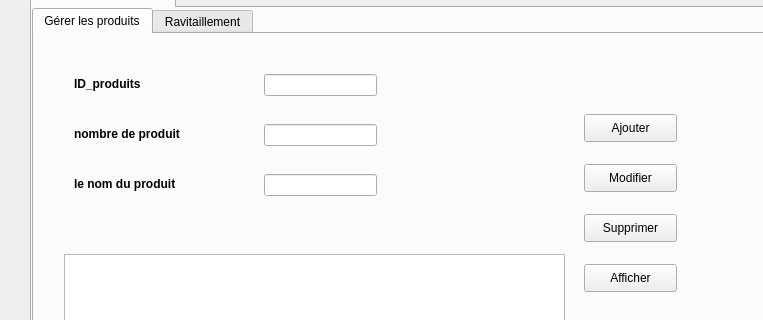
Before: the Qt Designer form mainwindow.ui in ademnsir/2A17-projet-c-, drawn with Qt 5; both pictures show x 0 to 763 and y 134 to 454 of the 1153 by 781 pixel window.
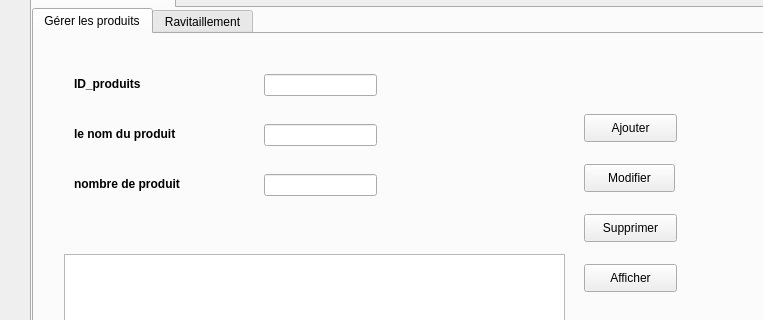
After: the same form once the commit is applied. The open tabs and pages were chosen to show the change.

The edit to the form file:
```diff
--- a/mainwindow.ui
+++ b/mainwindow.ui
@@ -53,7 +53,7 @@
         <property name="geometry">
          <rect>
           <x>40</x>
-          <y>140</y>
+          <y>90</y>
           <width>141</width>
           <height>21</height>
          </rect>
@@ -79,7 +79,7 @@
         <property name="geometry">
          <rect>
           <x>230</x>
-          <y>140</y>
+          <y>90</y>
           <width>113</width>
           <height>22</height>
          </rect>
@@ -112,7 +112,7 @@
         <property name="geometry">
          <rect>
           <x>40</x>
-          <y>90</y>
+          <y>140</y>
           <width>151</width>
           <height>21</height>
          </rect>
@@ -125,7 +125,7 @@
         <property name="geometry">
          <rect>
           <x>230</x>
-          <y>90</y>
+          <y>140</y>
           <width>113</width>
           <height>22</height>
          </rect>
@@ -136,7 +136,7 @@
          <rect>
           <x>550</x>
           <y>130</y>
-          <width>93</width>
+          <width>91</width>
           <height>28</height>
          </rect>
         </property>
```
Left out of the diff: 16 changed lines with no effect on the pictures.
